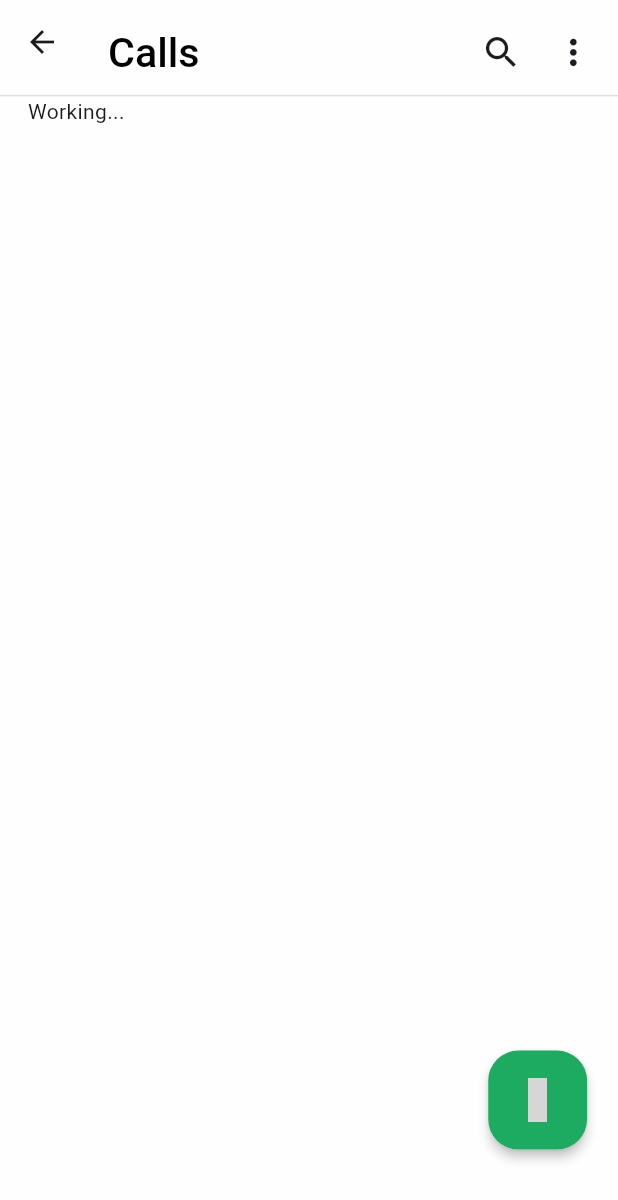
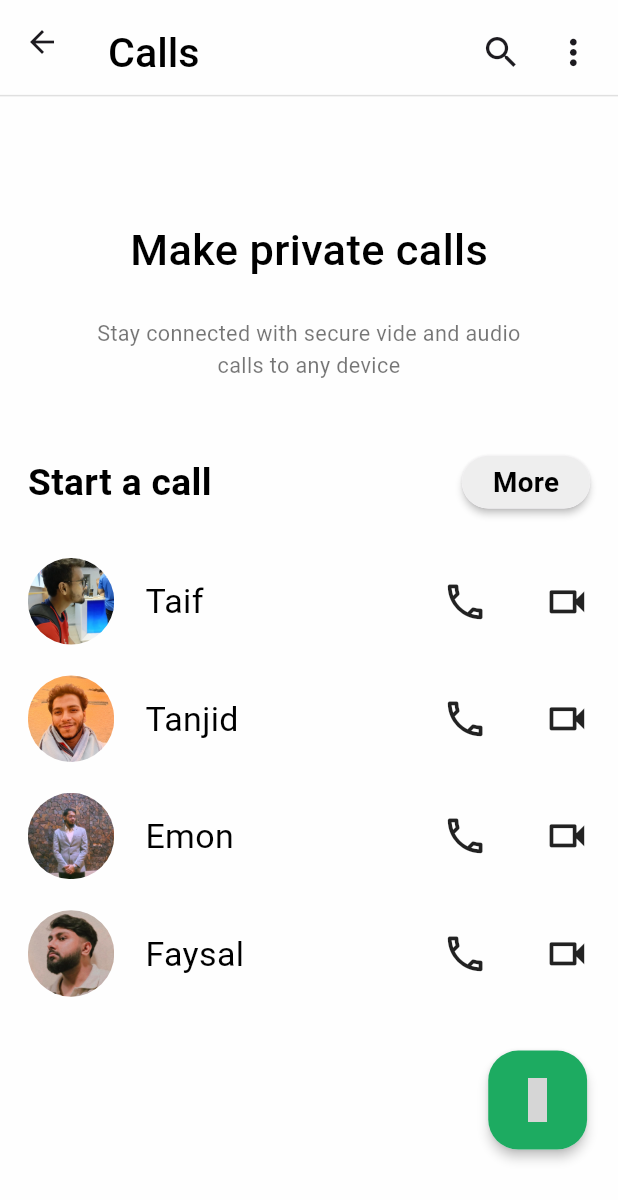
Before and after one commit to abdullahjohar23/whatsapp-clone-app, a Flutter app: the CallsPage screen opened directly, on a phone screen of 412 x 824 dp. Shown: the top 1200 px of the screen. Run offline on Flutter 3.47's test engine with Material 3 defaults, Android fonts, the phone set to English and light mode, and no system bars; our stand-ins replace material_design_icons_flutter; grey boxes are pictures that could not be loaded.

Commit message:
calls page done

```diff
--- a/lib/pages/calls_page.dart
+++ b/lib/pages/calls_page.dart
@@ -1,5 +1,6 @@
 import 'package:flutter/material.dart';
 import 'package:material_design_icons_flutter/material_design_icons_flutter.dart';
+import 'package:whatsapp_clon_app/pages/single_call_design.dart';
 
 class CallsPage extends StatefulWidget {
     const CallsPage({super.key});
@@ -63,6 +64,84 @@ class _CallsPageState extends State<CallsPage> {
             ),
 
             //* Body Section
+            body: Stack(
+                children: [
+                    Padding(
+                        padding: EdgeInsets.only(left: _deviceWidth * 0.045, right: _deviceWidth * 0.045, top: _deviceWidth * 0.2),
+                        child: Column(
+                            children: [
+                                Center(
+                                    child: Column(
+                                        children: [
+                                        Text('Make private calls', style: TextStyle(color: Colors.black, fontSize: _deviceWidth*0.07, fontWeight: FontWeight.w500)),
+                                        SizedBox(height: _deviceHeight * 0.03),
+                                        Text('Stay connected with secure vide and audio\ncalls to any device',
+                                            style: TextStyle(
+                                                color: Colors.black54, fontSize: _deviceWidth*0.035),
+                                                textAlign: TextAlign.center
+                                            ),
+                                        ],
+                                    ),
+                                ),
+
+                                SizedBox(height: _deviceHeight * 0.06),
+
+                                Row(
+                                    mainAxisAlignment: MainAxisAlignment.spaceBetween,
+                                    children: [
+                                        Text('Start a call', style: TextStyle(color: Colors.black, fontSize: _deviceWidth*0.06, fontWeight: FontWeight.w700)),
+                                        Material(
+                                            elevation: 2,
+                                            borderRadius: BorderRadius.circular(20),
+
+                                            child: Container(
+                                                padding: EdgeInsets.symmetric(horizontal: _deviceWidth*0.05, vertical: _deviceWidth*0.01),
+                                                decoration: BoxDecoration(
+                                                    color: Colors.grey[200],
+                                                    borderRadius: BorderRadius.circular(20),
+                                                ),
+                                                child: Text('More', style: TextStyle(color: Colors.black, fontSize: _deviceWidth*0.045, fontWeight: FontWeight.w700)),
+                                            ),
+                                        ),
+                                    ],
+                                ),
+
+                                SizedBox(height: _deviceHeight*0.04),
+
+                                Column(
+                                    children: [
+                                        CallTile(imagePath: 'assets/taif.png', name: 'Taif'),
+                                        CallTile(imagePath: 'assets/tanjid.jpg', name: 'Tanjid'),
+                                        CallTile(imagePath: 'assets/emon.png', name: 'Emon'),
+                                        CallTile(imagePath: 'assets/faysal.png', name: 'Faysal'),
+                                    ],
+                                ),
+                            ],
+                        ),
+                    ),
+
+                    Positioned(
+                        bottom: _deviceHeight * 0.07, // the widget will be 7% of the screen height above the bottom edge
+                        right: _deviceWidth * 0.05, // the widget will be 5% of the screen width from the right edge
+
+                        child: Material(
+                            elevation: 3,
+                            borderRadius: BorderRadius.circular(20),
+                            child: Container(
+                                decoration: BoxDecoration(
+                                    borderRadius: BorderRadius.circular(20),
+                                    color: Color(0xff1dab61),
+                                ),
+                                height: _deviceHeight * 0.08,
+                                width: _deviceHeight * 0.08,
+                                child: Icon(MdiIcons.phonePlus, color: Colors.white, size: _deviceWidth * 0.07),
+                            ),
+                        ),
+                    ),
+                ],
+            ),
+
+            /*
             body: SizedBox.expand(
                 child: Stack( // If the body isn't taking up full screen height, the button might be clipped, overlapped, or outside the visible area
                     children: [
@@ -74,7 +153,7 @@ class _CallsPageState extends State<CallsPage> {
                             ),
                         ),
 
-                        //* New Message Button
+                        // New Message Button
                         Positioned(
                             bottom: _deviceHeight * 0.07, // the widget will be 7% of the screen height above the bottom edge
                             right: _deviceWidth * 0.05, // the widget will be 5% of the screen width from the right edge
@@ -96,6 +175,7 @@ class _CallsPageState extends State<CallsPage> {
                     ],
                 ),
             ),
+            */
         );
     }
 }
```
